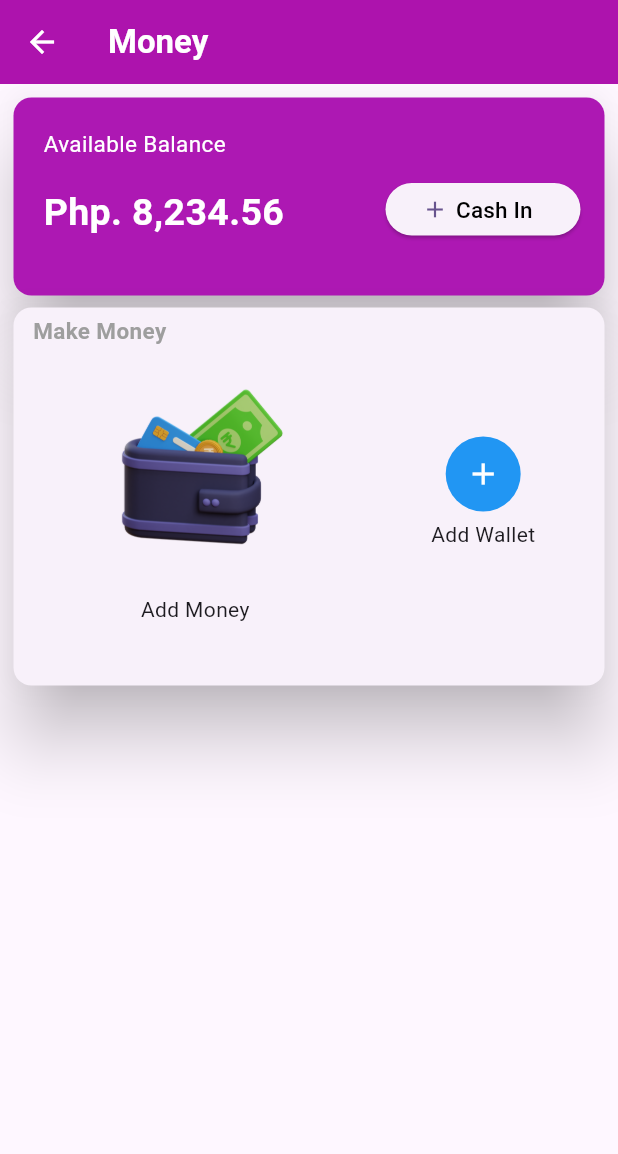
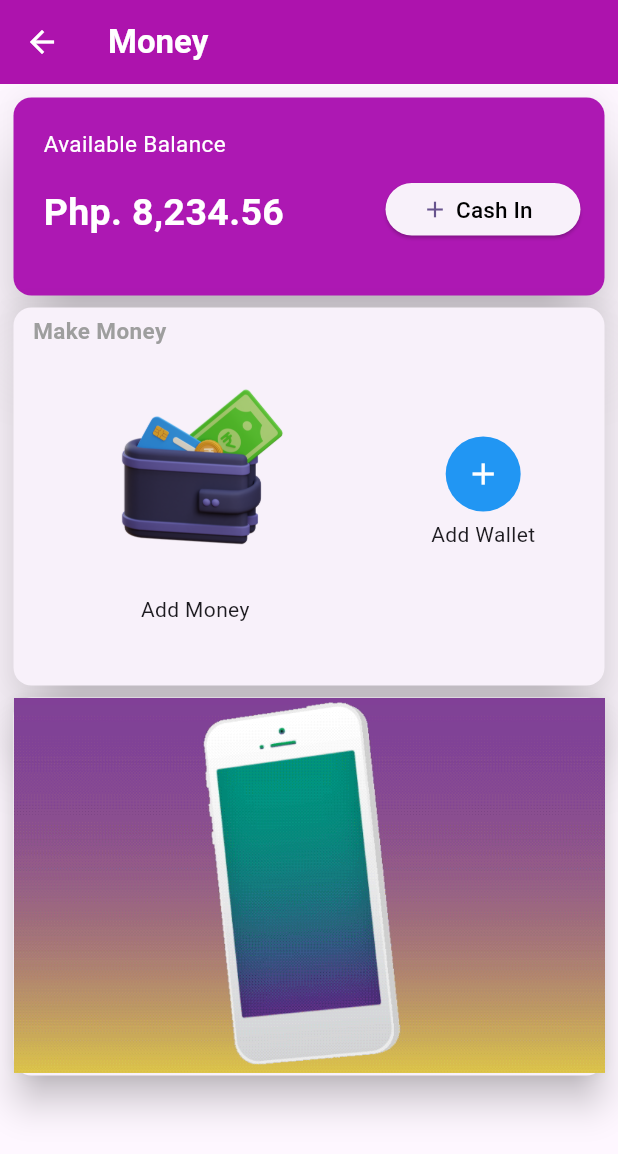
Before and after one commit to lightdarkmaster/c_cash, a Flutter app: the MoneyPage screen opened directly, on a phone screen of 412 x 824 dp. Shown: the top 1154 px of the screen. Run offline on Flutter 3.47's test engine with Material 3 defaults, Android fonts, the light colour scheme and no system bars; Roboto replaces fonts that are missing (Oswald-Light.ttf).

Commit message:
Fix Some Layout Issues in this page

```diff
--- a/lib/pages/components/Money.dart
+++ b/lib/pages/components/Money.dart
@@ -153,6 +153,25 @@ class _MoneyPageState extends State<MoneyPage> {
                 ),
               ),
             ),
+
+
+
+            SizedBox(
+              height: 260, // Adjust the height as needed
+              child: Card(
+      elevation: 10,
+      child: Column(
+        children: [
+          Image.asset(
+            'assets/images/phone.gif', // Path to local image asset
+            height: 250,
+            width: double.infinity,
+            fit: BoxFit.cover,
+          ),
+        ],
+      ),
+    ),
+            ),
           ],
         ),
       ),
--- a/pubspec.yaml
+++ b/pubspec.yaml
@@ -104,6 +104,7 @@ flutter:
      - assets/images/earn.gif
      - assets/images/wallet.gif
      - assets/images/wallet1.png
+     - assets/images/phone.gif
 
   #   - images/a_dot_ham.jpeg
 
```
Also changed, not shown: assets/images/phone.gif (added).
